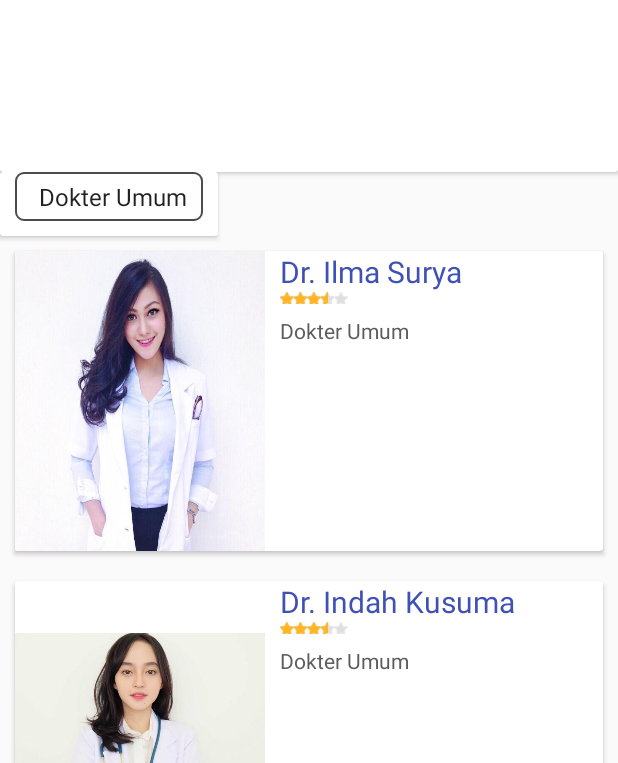
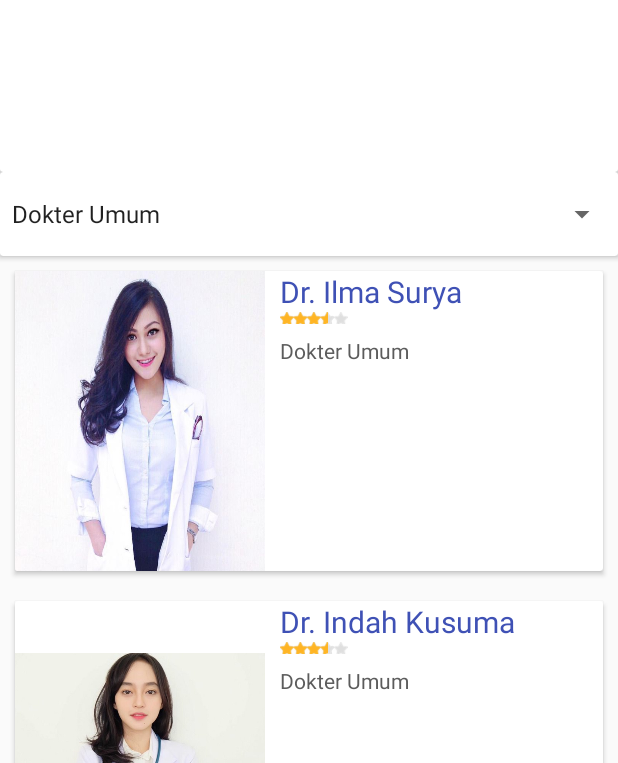
Before and after one commit to trioandianto/KS, an Android app: the TestScroolView screen opened directly, with no data from a screen before it, on a phone screen of 412 x 824 dp, the part 473-1236 px from its top. Run offline under Robolectric (Android 15) with nearby library versions, the phone set to English and light mode, and no system bars.

Commit message:
Menambahkan TestScrollView untuk sementara menggantikan ListDoctor.

```diff
--- a/app/src/main/res/layout/activity_home.xml
+++ b/app/src/main/res/layout/activity_home.xml
@@ -6,6 +6,7 @@
     android:layout_width="fill_parent"
     android:layout_height="fill_parent"
     tools:openDrawer="start">
+
     <android.support.v4.view.ViewPager
         android:layout_width="fill_parent"
         android:layout_height="fill_parent"
@@ -76,13 +77,15 @@
             android:background="@android:color/white">
 
         </View>
+        <include
+            layout="@layout/app_bar_home"
+            android:background="@android:color/transparent"
+            android:layout_width="match_parent"
+            android:layout_height="match_parent" />
 
     </RelativeLayout>
 
-    <include
-        layout="@layout/app_bar_home"
-        android:layout_width="match_parent"
-        android:layout_height="match_parent" />
+
 
     <android.support.design.widget.NavigationView
         android:id="@+id/nav_view"
--- a/app/src/main/res/layout/activity_test_scrool_view.xml
+++ b/app/src/main/res/layout/activity_test_scrool_view.xml
@@ -41,10 +41,10 @@
             app:expandedTitleMarginEnd="64dp">
             <android.support.v4.view.ViewPager
                 android:layout_width="match_parent"
-                android:layout_height="match_parent"
+                android:layout_height="@dimen/detail_backdrop_height"
                 android:scaleType="centerCrop"
                 android:fitsSystemWindows="true"
-                app:layout_collapseMode="parallax"
+                app:layout_collapseMode="pin"
                 android:id="@+id/backdrop">
             </android.support.v4.view.ViewPager>
 
@@ -53,11 +53,20 @@
                 android:layout_width="match_parent"
                 android:layout_height="?attr/actionBarSize"
                 app:popupTheme="@style/ThemeOverlay.AppCompat.Light"
-                app:layout_collapseMode="parallax" />
+                app:layout_collapseMode="pin" />
 
         </android.support.design.widget.CollapsingToolbarLayout>
 
     </android.support.design.widget.AppBarLayout>
+
+    <android.support.design.widget.FloatingActionButton
+        android:layout_height="wrap_content"
+        android:layout_width="wrap_content"
+        app:layout_anchor="@id/appbar"
+        android:src="@drawable/ic_favorite_white_24dp"
+        app:layout_anchorGravity="bottom|right|end"
+        android:layout_margin="@dimen/fab_margin"
+        android:clickable="true"/>
 
     <android.support.v4.widget.NestedScrollView
         android:layout_width="match_parent"
@@ -70,6 +79,8 @@
             android:orientation="vertical"
             android:paddingTop="24dp">
 
+
+
             <android.support.v7.widget.CardView
                 android:layout_width="match_parent"
                 android:layout_height="match_parent">
@@ -80,16 +91,17 @@
                 android:layout_height="150dp" />
             </android.support.v7.widget.CardView>
             <android.support.v7.widget.CardView
-                android:layout_width="wrap_content"
+                android:layout_width="match_parent"
                 android:layout_height="wrap_content">
                 <Spinner
-                    android:layout_width="wrap_content"
+                    android:layout_width="match_parent"
                     android:id="@+id/dplistdokter"
-                    style="@style/spinner_style"
-                    android:layout_height="wrap_content"
+
+                    android:layout_height="?attr/actionBarSize"
                     android:spinnerMode="dropdown">
 
                 </Spinner>
+
 
             </android.support.v7.widget.CardView>
             <android.support.v7.widget.CardView
@@ -275,18 +287,70 @@
 
 
             </android.support.v7.widget.CardView>
+            <android.support.v7.widget.CardView
+                android:layout_width="match_parent"
+                android:layout_height="match_parent"
+                android:layout_marginTop="@dimen/card_margin"
+                android:layout_marginBottom="@dimen/card_margin"
+                android:layout_marginLeft="@dimen/card_margin"
+                android:layout_marginRight="@dimen/card_margin">
+                <RelativeLayout
+                    android:layout_width="match_parent"
+                    android:layout_height="match_parent">
+                    <TextView
+                        android:id="@+id/tv_drname3"
+                        android:layout_width="wrap_content"
+                        android:layout_height="wrap_content"
+                        android:layout_marginLeft="10dp"
+                        android:text="Dr. Juniarty"
+                        android:textSize="20dp"
+                        android:textColor="@color/blue"
+                        android:layout_alignTop="@+id/iv_doc_pic3"
+                        android:layout_toRightOf="@+id/iv_doc_pic3"
+                        android:layout_toEndOf="@+id/iv_doc_pic3" />
+
+                    <RatingBar
+                        android:id="@+id/ratingBar3"
+                        android:layout_marginLeft="10dp"
+                        android:layout_width="wrap_content"
+                        android:layout_height="wrap_content"
+                        style= "@style/CustomRatingBar"
+                        android:numStars="5"
+                        android:rating="3.5"
+                        android:stepSize="0.5"
+                        android:isIndicator="true"
+                        android:layout_below="@+id/tv_drname3"
+                        android:layout_toRightOf="@+id/iv_doc_pic3"
+                        android:layout_toEndOf="@+id/iv_doc_pic3" />
+
+                    <TextView
+                        android:id="@+id/tv_specialty3"
+                        android:layout_width="wrap_content"
+                        android:layout_marginLeft="10dp"
+                        android:layout_height="wrap_content"
+                        android:text="Dokter Umum"
+                        android:textSize="14dp"
+                        android:textColor="#5C5C5C"
+                        android:layout_below="@+id/ratingBar3"
+                        android:layout_toRightOf="@+id/iv_doc_pic3"
+                        android:layout_toEndOf="@+id/iv_doc_pic3" />
+
+                    <ImageView
+                        android:id="@+id/iv_doc_pic3"
+                        android:layout_width="250px"
+                        android:layout_height="300px"
+                        android:src="@drawable/drgigiayu"
+                        android:scaleType="fitXY"
+                        android:adjustViewBounds="true"
+                        android:layout_below="@+id/linearLayout2"
+                        android:layout_alignParentStart="true"/>
+                </RelativeLayout>
+
+
+            </android.support.v7.widget.CardView>
 
         </LinearLayout>
 
     </android.support.v4.widget.NestedScrollView>
 
-    <android.support.design.widget.FloatingActionButton
-        android:layout_height="wrap_content"
-        android:layout_width="wrap_content"
-        app:layout_anchor="@id/appbar"
-        android:src="@drawable/ic_favorite_white_24dp"
-        app:layout_anchorGravity="bottom|right|end"
-        android:layout_margin="@dimen/fab_margin"
-        android:clickable="true"/>
-
 </android.support.design.widget.CoordinatorLayout>
--- a/app/src/main/res/layout/app_bar_home.xml
+++ b/app/src/main/res/layout/app_bar_home.xml
@@ -4,21 +4,25 @@
     xmlns:tools="http://schemas.android.com/tools"
     android:layout_width="match_parent"
     android:layout_height="match_parent"
+    android:background="@color/transparent"
     android:fitsSystemWindows="true"
     tools:context="com.kliksembuh.ks.HomeActivity">
 
     <android.support.design.widget.AppBarLayout
         android:layout_width="match_parent"
-        android:layout_height="wrap_content"
-        android:background="#00000000">
+        android:background="@color/transparent"
+        android:elevation="0dp"
+        android:layout_height="?attr/actionBarSize">
         <android.support.v7.widget.Toolbar
             android:id="@+id/toolbar"
-            android:background="#00000000"
+            android:background="@color/transparent"
             android:layout_width="match_parent"
-            android:layout_height="?attr/actionBarSize" >
+            app:popupTheme="@style/ThemeOverlay.AppCompat.Light"
+            android:layout_height="?attr/actionBarSize">
             <ImageView
                 android:layout_width="60dp"
-                android:layout_height="match_parent"
+                android:layout_height="60dp"
+                android:background="@color/transparent"
                 android:layout_marginRight="20dp"
                 android:layout_gravity="right"
                 android:src="@drawable/logo2"/>
@@ -27,9 +31,9 @@
 
     </android.support.design.widget.AppBarLayout>
 
-    <include layout="@layout/content_home"
-        android:layout_width="match_parent"
-        android:layout_height="match_parent"/>
+    <!--<include layout="@layout/content_home"-->
+        <!--android:layout_width="match_parent"-->
+        <!--android:layout_height="match_parent"/>-->
 
 
 </android.support.design.widget.CoordinatorLayout>
--- a/app/src/main/res/layout/content_home.xml
+++ b/app/src/main/res/layout/content_home.xml
@@ -4,8 +4,7 @@
     xmlns:tools="http://schemas.android.com/tools"
     android:layout_width="match_parent"
     android:layout_height="match_parent"
-    tools:context="com.kliksembuh.ks.HomeActivity"
-    tools:showIn="@layout/app_bar_home">
+    tools:context="com.kliksembuh.ks.HomeActivity">
 
 
 </RelativeLayout>
```
